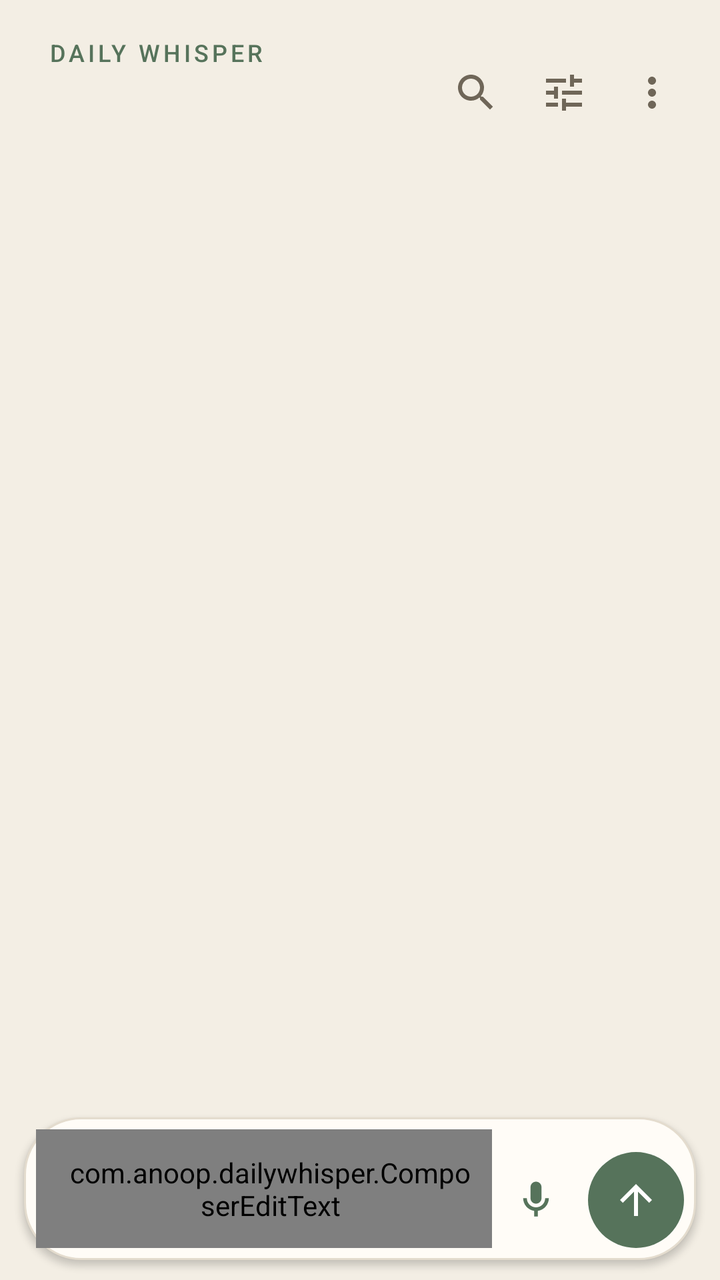
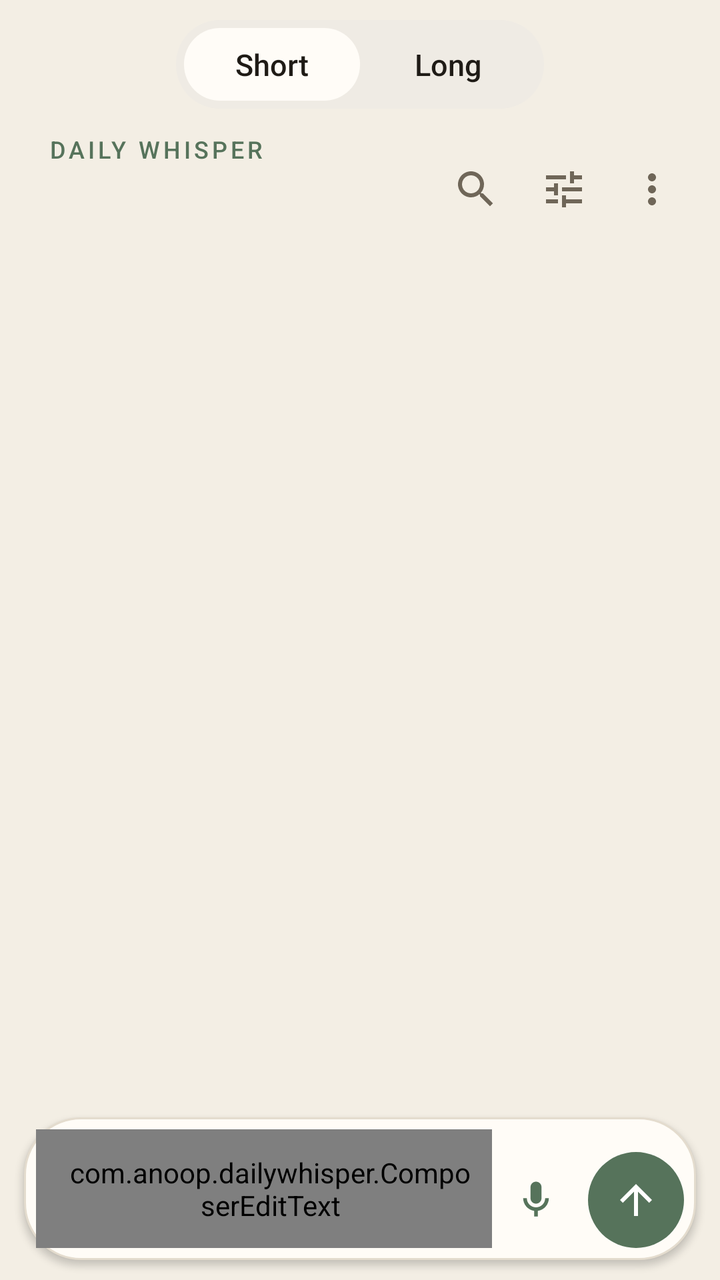

Two renders of the same Android screen: before a commit and after it. Below are the layout's source before the change and the commit's diff.
<!-- AndroidManifest.xml: application theme Theme.DailyWhisper -->
<!-- res/layout/activity_main.xml -->
<?xml version="1.0" encoding="utf-8"?>
<LinearLayout xmlns:android="http://schemas.android.com/apk/res/android"
    android:id="@+id/root" android:layout_width="match_parent" android:layout_height="match_parent"
    android:orientation="vertical" android:background="@color/bg">

    <LinearLayout android:id="@+id/header" android:layout_width="match_parent" android:layout_height="wrap_content"
        android:orientation="horizontal" android:gravity="center_vertical"
        android:paddingStart="24dp" android:paddingEnd="12dp" android:paddingTop="18dp" android:paddingBottom="8dp">
        <LinearLayout android:layout_width="0dp" android:layout_weight="1" android:layout_height="wrap_content" android:orientation="vertical">
            <TextView android:layout_width="wrap_content" android:layout_height="wrap_content"
                android:text="@string/app_name" android:textSize="12sp" android:textAllCaps="true"
                android:letterSpacing="0.14" android:fontFamily="sans-serif-medium" android:textColor="@color/accent" />
            
            <TextView android:id="@+id/subtitle" android:layout_width="match_parent" android:layout_height="wrap_content"
                android:layout_marginTop="4dp" android:textSize="28sp" android:fontFamily="serif" android:maxLines="2"
                android:autoSizeTextType="uniform" android:autoSizeMinTextSize="18sp" android:autoSizeMaxTextSize="28sp"
                android:textColor="@color/text" android:letterSpacing="-0.01" />
        </LinearLayout>
        <ImageButton android:id="@+id/btn_theme" android:layout_width="44dp" android:layout_height="44dp"
            android:background="@drawable/bg_icon_btn" android:contentDescription="@string/theme_toggle" />
        <ImageButton android:id="@+id/btn_search" android:layout_width="44dp" android:layout_height="44dp"
            android:src="@drawable/ic_search" android:background="@drawable/bg_icon_btn" android:contentDescription="@string/search" />
        <ImageButton android:id="@+id/btn_settings" android:layout_width="44dp" android:layout_height="44dp"
            android:src="@drawable/ic_tune" android:background="@drawable/bg_icon_btn" android:contentDescription="@string/settings" />
        <ImageButton android:id="@+id/btn_more" android:layout_width="44dp" android:layout_height="44dp"
            android:src="@drawable/ic_more" android:background="@drawable/bg_icon_btn" android:contentDescription="@string/more" />
    </LinearLayout>

    
    <LinearLayout android:id="@+id/select_bar" android:layout_width="match_parent" android:layout_height="wrap_content"
        android:orientation="horizontal" android:gravity="center_vertical" android:visibility="gone"
        android:paddingStart="12dp" android:paddingEnd="12dp" android:paddingTop="18dp" android:paddingBottom="8dp">
        <ImageButton android:id="@+id/select_cancel" android:layout_width="44dp" android:layout_height="44dp"
            android:src="@drawable/ic_close" android:background="@drawable/bg_icon_btn" android:contentDescription="@string/cancel" />
        <TextView android:id="@+id/select_count" android:layout_width="0dp" android:layout_weight="1" android:layout_height="wrap_content"
            android:layout_marginStart="8dp" android:textSize="22sp" android:fontFamily="serif" android:maxLines="1"
            android:ellipsize="end" android:textColor="@color/text" />
        <Button android:id="@+id/select_all" android:layout_width="wrap_content" android:layout_height="44dp"
            android:text="@string/select_all" android:textAllCaps="false" android:textSize="15sp"
            android:fontFamily="sans-serif-medium" android:textColor="@color/accent"
            android:background="@drawable/bg_icon_btn" android:paddingStart="12dp" android:paddingEnd="12dp" />
        <ImageButton android:id="@+id/select_delete" android:layout_width="44dp" android:layout_height="44dp"
            android:src="@drawable/ic_delete" android:background="@drawable/bg_icon_btn" android:contentDescription="@string/delete_selected" />
    </LinearLayout>

    <EditText android:id="@+id/search" android:layout_width="match_parent" android:layout_height="wrap_content"
        android:layout_marginStart="16dp" android:layout_marginEnd="16dp" android:layout_marginBottom="4dp"
        android:background="@drawable/bg_search" android:paddingStart="16dp" android:paddingEnd="16dp"
        android:paddingTop="11dp" android:paddingBottom="11dp" android:hint="@string/search_hint"
        android:inputType="text" android:imeOptions="actionSearch" android:textSize="16sp"
        android:textColor="@color/text" android:visibility="gone" android:importantForAutofill="no" />

    <FrameLayout android:layout_width="match_parent" android:layout_height="0dp" android:layout_weight="1">
        
        <ScrollView android:id="@+id/scroll" android:layout_width="match_parent" android:layout_height="match_parent"
            android:fillViewport="false" android:clipToPadding="false" android:overScrollMode="ifContentScrolls"
            android:scrollbarStyle="outsideOverlay">
            <LinearLayout android:id="@+id/notes" android:layout_width="match_parent" android:layout_height="wrap_content"
                android:orientation="vertical" android:paddingStart="16dp" android:paddingEnd="16dp" android:paddingBottom="16dp" />
        </ScrollView>
        <TextView android:id="@+id/empty" android:layout_width="match_parent" android:layout_height="wrap_content"
            android:layout_gravity="center" android:gravity="center" android:padding="40dp" android:text="@string/empty"
            android:textSize="19sp" android:lineSpacingMultiplier="1.4" android:fontFamily="serif"
            android:textStyle="italic" android:textColor="@color/text2" android:visibility="gone" />
        <LinearLayout android:id="@+id/undo_bar" android:layout_width="match_parent" android:layout_height="wrap_content"
            android:layout_gravity="bottom" android:layout_margin="12dp" android:background="@drawable/bg_toast"
            android:orientation="horizontal" android:gravity="center_vertical" android:paddingStart="18dp"
            android:paddingEnd="6dp" android:elevation="6dp" android:visibility="gone">
            <TextView android:id="@+id/undo_text" android:layout_width="0dp" android:layout_weight="1" android:layout_height="wrap_content"
                android:text="@string/deleted" android:textColor="@color/toast_text" android:textSize="15sp" />
            <Button android:id="@+id/undo_btn" android:layout_width="wrap_content" android:layout_height="48dp"
                android:text="@string/undo" android:textAllCaps="false" android:textSize="15sp"
                android:fontFamily="sans-serif-medium" android:textColor="@color/toast_action"
                android:background="@drawable/bg_icon_btn" android:paddingStart="16dp" android:paddingEnd="16dp" />
        </LinearLayout>
    </FrameLayout>

    
    <LinearLayout android:id="@+id/composer_bar" android:layout_width="match_parent" android:layout_height="wrap_content"
        android:layout_marginStart="12dp" android:layout_marginEnd="12dp" android:layout_marginTop="4dp" android:layout_marginBottom="10dp"
        android:background="@drawable/bg_composer" android:elevation="2dp"
        android:orientation="horizontal" android:gravity="bottom" android:padding="6dp">
        <com.anoop.dailywhisper.ComposerEditText android:id="@+id/composer"
            android:layout_width="0dp" android:layout_weight="1" android:layout_height="wrap_content"
            android:minHeight="48dp" android:background="@null" android:paddingStart="14dp" android:paddingEnd="8dp"
            android:paddingTop="12dp" android:paddingBottom="12dp" android:gravity="center_vertical|start"
            android:hint="@string/composer_hint" android:textColor="@color/text" android:lineSpacingMultiplier="1.2"
            android:inputType="textMultiLine|textCapSentences|textAutoCorrect" android:maxLines="8"
            android:scrollbars="vertical" android:importantForAutofill="no" />
        <ImageButton android:id="@+id/mic" android:layout_width="44dp" android:layout_height="48dp"
            android:layout_marginEnd="4dp" android:src="@drawable/ic_mic" android:background="@drawable/bg_icon_btn"
            android:contentDescription="@string/live_dictation" />
        <ImageButton android:id="@+id/send" android:layout_width="48dp" android:layout_height="48dp"
            android:src="@drawable/ic_send" android:background="@drawable/bg_send" android:contentDescription="@string/save" />
    </LinearLayout>
</LinearLayout>
<!-- resources referenced by this layout -->
<resources>
  <color name="accent">#56735B</color>
  <color name="bg">#F3EEE4</color>
  <color name="text">#1F1B16</color>
  <color name="text2">#6F6658</color>
  <color name="toast_action">#B9D3BC</color>
  <color name="toast_text">#F6F0E6</color>
  <!-- drawable bg_composer (drawable) -->
  <?xml version="1.0" encoding="utf-8"?>
  <shape xmlns:android="http://schemas.android.com/apk/res/android"><corners android:radius="28dp"/><solid android:color="@color/card"/><stroke android:width="1dp" android:color="@color/outline"/></shape>
  <!-- drawable bg_icon_btn (drawable) -->
  <?xml version="1.0" encoding="utf-8"?>
  <ripple xmlns:android="http://schemas.android.com/apk/res/android" android:color="@color/ripple" android:radius="22dp" />
  <!-- drawable bg_search (drawable) -->
  <?xml version="1.0" encoding="utf-8"?>
  <shape xmlns:android="http://schemas.android.com/apk/res/android"><corners android:radius="18dp"/><solid android:color="@color/card"/><stroke android:width="1dp" android:color="@color/outline"/></shape>
  <!-- drawable bg_send (drawable) -->
  <?xml version="1.0" encoding="utf-8"?>
  <ripple xmlns:android="http://schemas.android.com/apk/res/android" android:color="#33FFFFFF">
      <item><shape android:shape="oval"><solid android:color="@color/accent"/></shape></item>
  </ripple>
  <!-- drawable bg_toast (drawable) -->
  <?xml version="1.0" encoding="utf-8"?>
  <shape xmlns:android="http://schemas.android.com/apk/res/android"><corners android:radius="16dp"/><solid android:color="@color/toast_bg"/></shape>
  <string name="app_name">Daily Whisper</string>
  <string name="cancel">Cancel</string>
  <string name="composer_hint">Whisper a thought…</string>
  <string name="delete_selected">Delete selected notes</string>
  <string name="deleted">Note deleted</string>
  <string name="empty">Nothing yet.\nWhisper a thought below.</string>
  <string name="live_dictation">Live dictation</string>
  <string name="more">Archive and Deleted</string>
  <string name="save">Save note</string>
  <string name="search">Search</string>
  <string name="search_hint">Search notes</string>
  <string name="select_all">Select all</string>
  <string name="settings">Settings</string>
  <string name="theme_toggle">Switch light or dark</string>
  <string name="undo">Undo</string>
  <color name="card">#FFFCF7</color>
  <color name="outline">#E4DCCE</color>
  <color name="ripple">#2256735B</color>
  <color name="toast_bg">#2A251F</color>
  <color name="on_accent">#FFFFFF</color>
  <color name="hint">#9E9483</color>
  <!-- unchanged entries left out for length: 9 -->
</resources>

<!-- the commit's change to res/layout/activity_main.xml (unified diff, before → after) -->
@@ -3,9 +3,27 @@
     android:id="@+id/root" android:layout_width="match_parent" android:layout_height="match_parent"
     android:orientation="vertical" android:background="@color/bg">
 
+    <LinearLayout android:id="@+id/mode_row" android:layout_width="match_parent" android:layout_height="wrap_content"
+        android:gravity="center" android:paddingTop="10dp" android:paddingBottom="2dp">
+        <LinearLayout android:id="@+id/mode_pill" android:layout_width="wrap_content" android:layout_height="wrap_content"
+            android:orientation="horizontal" android:background="@drawable/bg_mode_track"
+            android:padding="4dp">
+            <TextView android:id="@+id/mode_short" android:layout_width="wrap_content" android:layout_height="wrap_content"
+                android:minWidth="88dp" android:gravity="center" android:paddingStart="18dp" android:paddingEnd="18dp"
+                android:paddingTop="8dp" android:paddingBottom="8dp" android:text="@string/mode_short"
+                android:textSize="15sp" android:fontFamily="sans-serif-medium" android:textColor="@color/text"
+                android:clickable="true" android:focusable="true" android:background="@drawable/bg_mode_thumb" />
+            <TextView android:id="@+id/mode_long" android:layout_width="wrap_content" android:layout_height="wrap_content"
+                android:minWidth="88dp" android:gravity="center" android:paddingStart="18dp" android:paddingEnd="18dp"
+                android:paddingTop="8dp" android:paddingBottom="8dp" android:text="@string/mode_long"
+                android:textSize="15sp" android:fontFamily="sans-serif-medium" android:textColor="@color/text"
+                android:clickable="true" android:focusable="true" />
+        </LinearLayout>
+    </LinearLayout>
+
     <LinearLayout android:id="@+id/header" android:layout_width="match_parent" android:layout_height="wrap_content"
         android:orientation="horizontal" android:gravity="center_vertical"
-        android:paddingStart="24dp" android:paddingEnd="12dp" android:paddingTop="18dp" android:paddingBottom="8dp">
+        android:paddingStart="24dp" android:paddingEnd="12dp" android:paddingTop="10dp" android:paddingBottom="8dp">
         <LinearLayout android:layout_width="0dp" android:layout_weight="1" android:layout_height="wrap_content" android:orientation="vertical">
             <TextView android:layout_width="wrap_content" android:layout_height="wrap_content"
                 android:text="@string/app_name" android:textSize="12sp" android:textAllCaps="true"
@@ -73,6 +91,10 @@
                 android:fontFamily="sans-serif-medium" android:textColor="@color/toast_action"
                 android:background="@drawable/bg_icon_btn" android:paddingStart="16dp" android:paddingEnd="16dp" />
         </LinearLayout>
+        <ImageButton android:id="@+id/fab" android:layout_width="56dp" android:layout_height="56dp"
+            android:layout_gravity="bottom|end" android:layout_margin="18dp"
+            android:src="@drawable/ic_add" android:background="@drawable/bg_fab"
+            android:contentDescription="@string/start_session" android:visibility="gone" />
     </FrameLayout>
 
     
<!-- resource entries referenced after the edit -->
@@ -9,9 +9,26 @@
   <!-- drawable bg_composer (drawable) -->
   <?xml version="1.0" encoding="utf-8"?>
   <shape xmlns:android="http://schemas.android.com/apk/res/android"><corners android:radius="28dp"/><solid android:color="@color/card"/><stroke android:width="1dp" android:color="@color/outline"/></shape>
+  <!-- drawable bg_fab (drawable) -->
+  <?xml version="1.0" encoding="utf-8"?>
+  <ripple xmlns:android="http://schemas.android.com/apk/res/android" android:color="#33FFFFFF">
+      <item><shape android:shape="oval"><solid android:color="@color/accent"/></shape></item>
+  </ripple>
   <!-- drawable bg_icon_btn (drawable) -->
   <?xml version="1.0" encoding="utf-8"?>
   <ripple xmlns:android="http://schemas.android.com/apk/res/android" android:color="@color/ripple" android:radius="22dp" />
+  <!-- drawable bg_mode_thumb (drawable) -->
+  <?xml version="1.0" encoding="utf-8"?>
+  <shape xmlns:android="http://schemas.android.com/apk/res/android">
+      <corners android:radius="18dp"/>
+      <solid android:color="@color/card"/>
+  </shape>
+  <!-- drawable bg_mode_track (drawable) -->
+  <?xml version="1.0" encoding="utf-8"?>
+  <shape xmlns:android="http://schemas.android.com/apk/res/android">
+      <corners android:radius="22dp"/>
+      <solid android:color="@color/mode_track"/>
+  </shape>
   <!-- drawable bg_search (drawable) -->
   <?xml version="1.0" encoding="utf-8"?>
   <shape xmlns:android="http://schemas.android.com/apk/res/android"><corners android:radius="18dp"/><solid android:color="@color/card"/><stroke android:width="1dp" android:color="@color/outline"/></shape>
@@ -23,6 +40,11 @@
   <!-- drawable bg_toast (drawable) -->
   <?xml version="1.0" encoding="utf-8"?>
   <shape xmlns:android="http://schemas.android.com/apk/res/android"><corners android:radius="16dp"/><solid android:color="@color/toast_bg"/></shape>
+  <!-- drawable ic_add (drawable) -->
+  <?xml version="1.0" encoding="utf-8"?>
+  <vector xmlns:android="http://schemas.android.com/apk/res/android" android:width="20dp" android:height="20dp" android:viewportWidth="24" android:viewportHeight="24" android:tint="@color/accent">
+      <path android:fillColor="#FFFFFFFF" android:pathData="M19,13h-6v6h-2v-6H5v-2h6V5h2v6h6v2z"/>
+  </vector>
   <string name="app_name">Daily Whisper</string>
   <string name="cancel">Cancel</string>
   <string name="composer_hint">Whisper a thought…</string>
@@ -30,17 +52,21 @@
   <string name="deleted">Note deleted</string>
   <string name="empty">Nothing yet.\nWhisper a thought below.</string>
   <string name="live_dictation">Live dictation</string>
+  <string name="mode_long">Long</string>
+  <string name="mode_short">Short</string>
   <string name="more">Archive and Deleted</string>
   <string name="save">Save note</string>
   <string name="search">Search</string>
   <string name="search_hint">Search notes</string>
   <string name="select_all">Select all</string>
   <string name="settings">Settings</string>
+  <string name="start_session">Start a session</string>
   <string name="theme_toggle">Switch light or dark</string>
   <string name="undo">Undo</string>
   <color name="card">#FFFCF7</color>
   <color name="outline">#E4DCCE</color>
   <color name="ripple">#2256735B</color>
+  <color name="mode_track">#EFEBE4</color>
   <color name="toast_bg">#2A251F</color>
   <color name="on_accent">#FFFFFF</color>
   <color name="hint">#9E9483</color>
